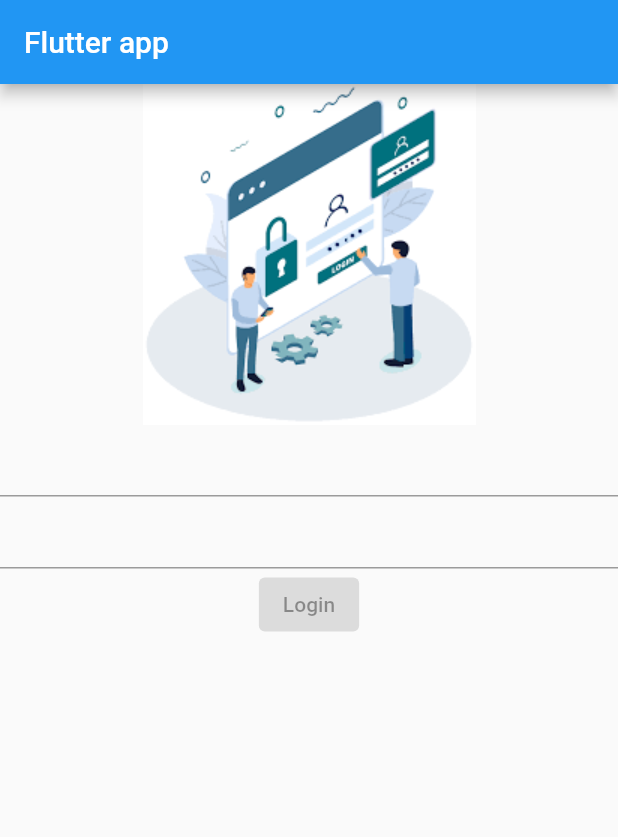
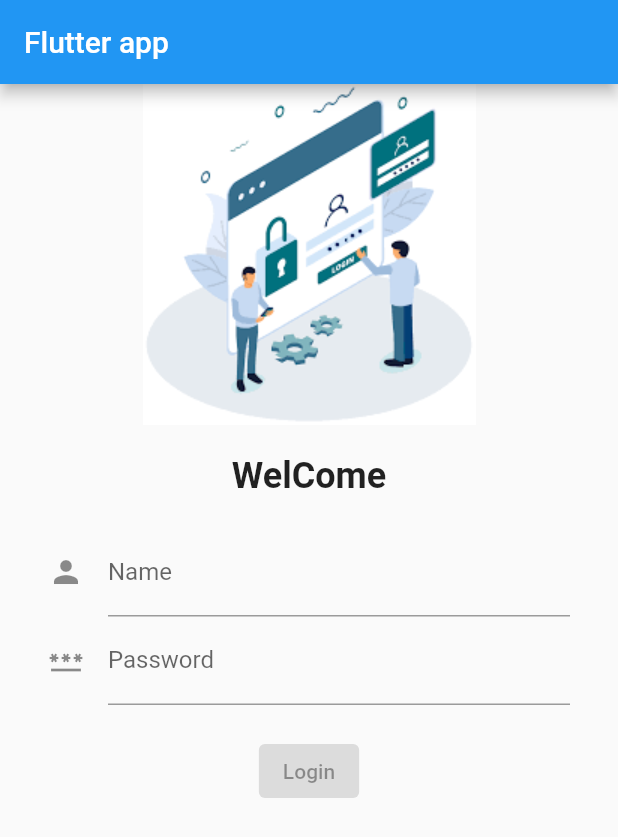
Before and after one commit to durgeshtrivedi/FlutterApp, a Flutter app: the screen it shows after launch, on a phone screen of 412 x 824 dp. Shown: the top 837 px of the screen. Run offline on Flutter 3.47's test engine with Material 2 defaults, Android fonts, the phone set to English and light mode, and no system bars.

Commit message:
fix alignment

```diff
--- /dev/null
+++ b/AppleApps/apple_apps/lib/constants/dime_constants.dart
@@ -0,0 +1,4 @@
+class Dimensions {
+  static const double dim_16 = 16;
+  static const double dim_32 = 32;
+}
--- a/AppleApps/apple_apps/lib/constants/string_constants.dart
+++ b/AppleApps/apple_apps/lib/constants/string_constants.dart
@@ -1,4 +1,18 @@
 class Constants {
   static const String title = "Flutter app";
   static const String login = "Login";
+  static const String welcome = "WelCome";
 }
+
+class RestorationIdTextField {
+  static const String name = "name_field";
+  static const String password = "password_field";
+  static const String hintName = "Please enter your name";
+  static const String hintPassword = "Please enter your password";
+  static const String scrollView = "scroll_view";
+}
+
+class TextFieldLabel {
+  static const String name = "Name";
+  static const String password = "Password";
+}
--- a/AppleApps/apple_apps/lib/pages/login.dart
+++ b/AppleApps/apple_apps/lib/pages/login.dart
@@ -1,3 +1,4 @@
+import 'package:apple_apps/constants/dime_constants.dart';
 import 'package:apple_apps/constants/images_path.dart';
 import 'package:apple_apps/constants/string_constants.dart';
 import 'package:flutter/material.dart';
@@ -14,15 +15,56 @@ class Login extends StatelessWidget {
         appBar: AppBar(title: const Text(Constants.title)),
         // body: Container(
         //   decoration: const BoxDecoration(color: Colors.white),
-        body: Center(
+        body: Scrollbar(
+          child: SingleChildScrollView(
+            restorationId: RestorationIdTextField.scrollView,
             child: Column(
               children: [
                 Image.asset(AppImages.loginImage, fit: BoxFit.fill),
-              const TextField(),
-              const TextField(),
+                const SizedBox(
+                  height: 20,
+                ),
+                const Text(
+                  Constants.welcome,
+                  style: TextStyle(fontSize: 24, fontWeight: FontWeight.bold),
+                ),
+                const SizedBox(
+                  height: 5,
+                ),
+                Padding(
+                  padding: const EdgeInsets.symmetric(
+                      vertical: Dimensions.dim_16,
+                      horizontal: Dimensions.dim_32),
+                  child: Column(
+                    children: [
+                      TextFormField(
+                        restorationId: RestorationIdTextField.name,
+                        textInputAction: TextInputAction.next,
+                        decoration: const InputDecoration(
+                            filled: false,
+                            icon: Icon(Icons.person),
+                            hintText: RestorationIdTextField.hintName,
+                            labelText: TextFieldLabel.name),
+                        onSaved: (value) {},
+                      ),
+                      TextFormField(
+                        obscureText: true,
+                        restorationId: RestorationIdTextField.password,
+                        textInputAction: TextInputAction.next,
+                        decoration: const InputDecoration(
+                            filled: false,
+                            icon: Icon(Icons.password),
+                            hintText: RestorationIdTextField.hintPassword,
+                            labelText: TextFieldLabel.password),
+                      ),
+                      const SizedBox(height: 20),
                       const ElevatedButton(
                           onPressed: null, child: Text(Constants.login))
                     ],
+                  ),
+                ),
+              ],
+            ),
           ),
         ),
       ),
```
Lines whose indentation alone changed are shown as unchanged.
